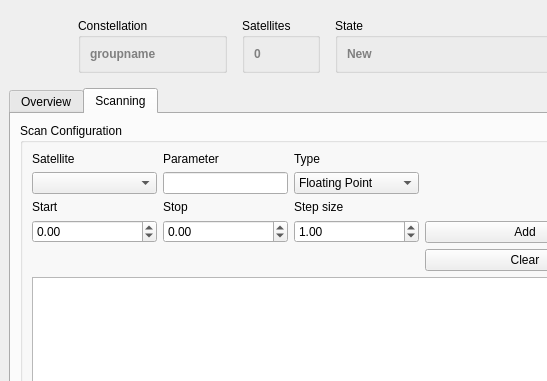
Above: cxx/controllers/MissionControl/MissionControl.ui from constellation-daq/Constellation before the change; both pictures show x 0 to 547 and y 0 to 381 of the 1280 by 720 pixel window. Below: the same form after it.
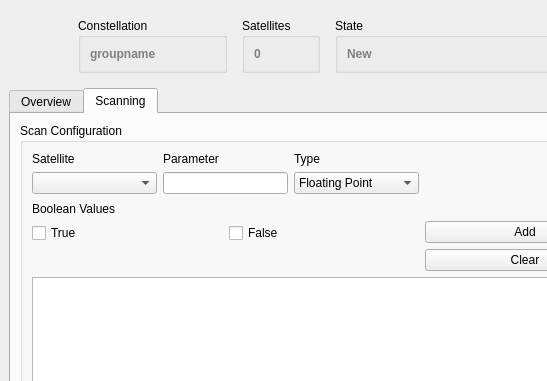
That is the form after the change. The open tabs and pages were chosen to show the change. Icons and pictures are not drawn.

Commit message: euRun: add bollean scan parameter

```diff
--- a/cxx/controllers/MissionControl/MissionControl.ui
+++ b/cxx/controllers/MissionControl/MissionControl.ui
@@ -890,6 +890,43 @@
                </item>
               </layout>
              </widget>
+             <widget class="QWidget" name="pageBool">
+              <layout class="QGridLayout" name="gridLayout_10">
+               <property name="leftMargin">
+                <number>0</number>
+               </property>
+               <property name="topMargin">
+                <number>0</number>
+               </property>
+               <property name="rightMargin">
+                <number>0</number>
+               </property>
+               <property name="bottomMargin">
+                <number>0</number>
+               </property>
+               <item row="0" column="0">
+                <widget class="QLabel" name="label_11">
+                 <property name="text">
+                  <string>Boolean Values</string>
+                 </property>
+                </widget>
+               </item>
+               <item row="1" column="0">
+                <widget class="QCheckBox" name="checkBoxParamTrue">
+                 <property name="text">
+                  <string>True</string>
+                 </property>
+                </widget>
+               </item>
+               <item row="1" column="1">
+                <widget class="QCheckBox" name="checkBoxParamFalse">
+                 <property name="text">
+                  <string>False</string>
+                 </property>
+                </widget>
+               </item>
+              </layout>
+             </widget>
             </widget>
            </item>
            <item row="5" column="0" colspan="4">
```
Left out of the diff: 7 changed lines with no effect on the pictures. The commit also changes 1 other file.
